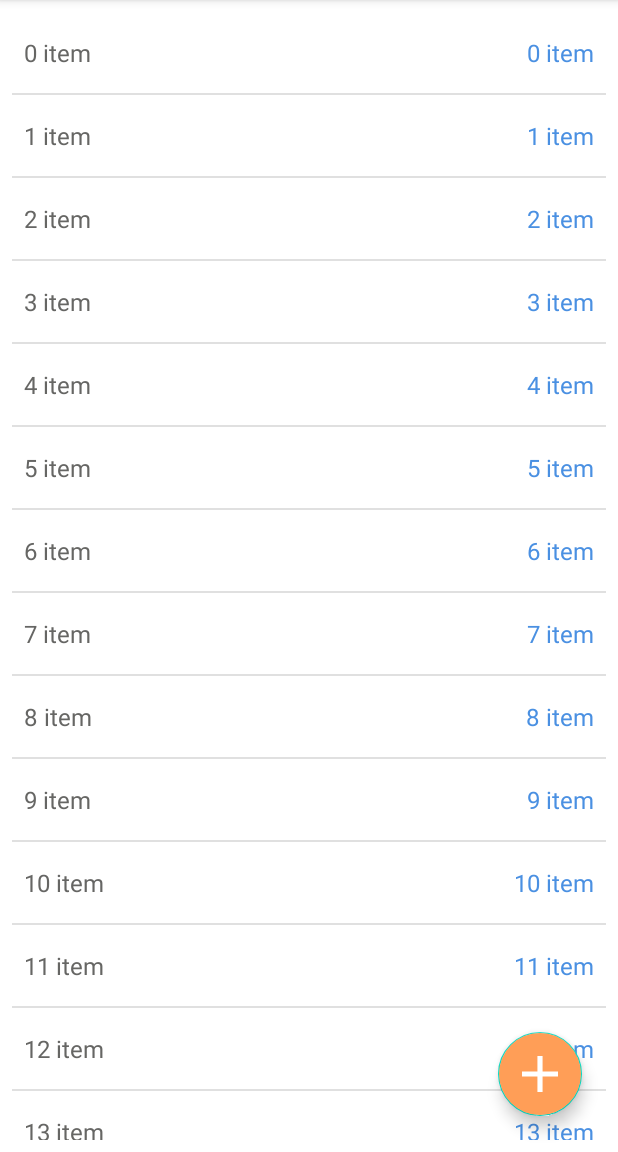
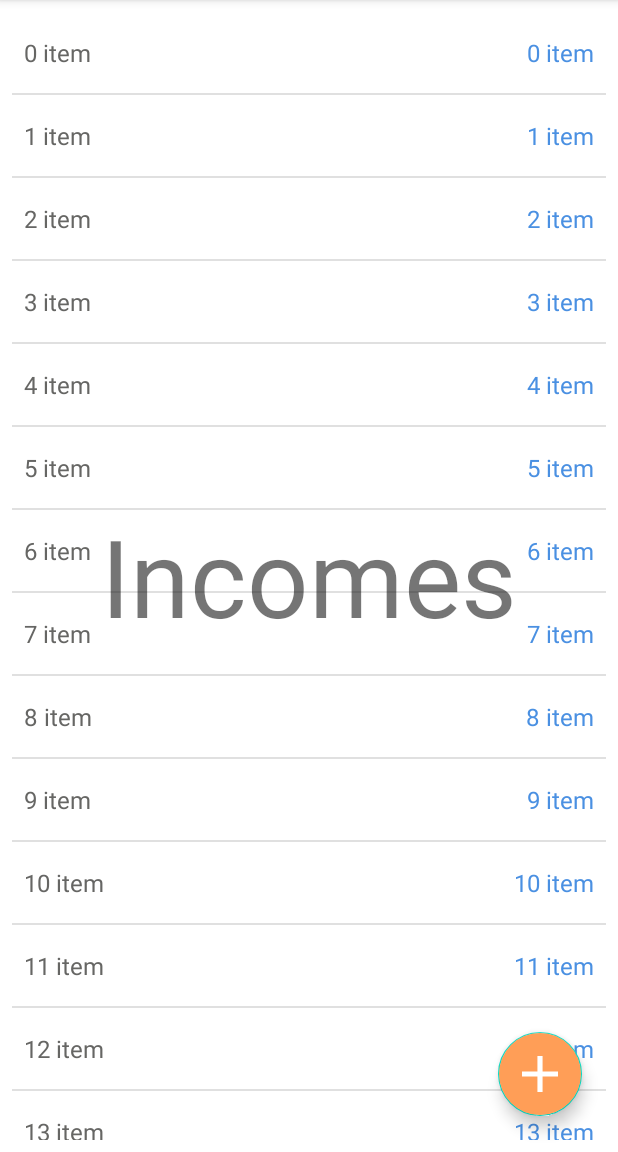
Before and after one commit to grusha4669/LoftSchoolAndroidRepository, an Android app: the MainActivity screen opened directly, with no data from a screen before it, on a phone screen of 412 x 824 dp, the part 84-1236 px from its top. Run offline under Robolectric (Android 15) with nearby library versions, the phone set to English and light mode, and no system bars.

Commit message:
fragment begun

```diff
--- /dev/null
+++ b/app/src/main/java/ru/pashaginas/myapplication/FragmentA.kt
@@ -0,0 +1,45 @@
+package ru.pashaginas.myapplication
+
+import android.os.Bundle
+import android.view.LayoutInflater
+import android.view.View
+import android.view.ViewGroup
+import androidx.fragment.app.Fragment
+import androidx.fragment.app.FragmentTransaction
+
+class FragmentA : Fragment() {
+    override fun onCreate(savedInstanceState: Bundle?) {
+        super.onCreate(savedInstanceState)
+
+    }
+
+    override fun onCreateView(
+        inflater: LayoutInflater,
+        container: ViewGroup?,
+        savedInstanceState: Bundle?
+    ): View? {
+        return inflater.inflate(R.layout.fragment_a, container, false)
+    }
+//    companion object {
+//        fun newInstance() = FragmentA()
+//    }
+
+    override fun onViewCreated(view: View, savedInstanceState: Bundle?) {
+        super.onViewCreated(view, savedInstanceState)
+    }
+
+    override fun onResume() {
+        super.onResume()
+    }
+
+    override fun onPause() {
+        super.onPause()
+    }
+
+    override fun onDestroyView() {
+        super.onDestroyView()
+    }
+    override fun onDestroy() {
+        super.onDestroy()
+    }
+}
--- /dev/null
+++ b/app/src/main/java/ru/pashaginas/myapplication/FragmentB.kt
@@ -0,0 +1,6 @@
+package ru.pashaginas.myapplication
+
+import androidx.fragment.app.Fragment
+
+class FragmentB : Fragment() {
+}
--- a/app/src/main/java/ru/pashaginas/myapplication/MainActivity.kt
+++ b/app/src/main/java/ru/pashaginas/myapplication/MainActivity.kt
@@ -2,8 +2,8 @@ package ru.pashaginas.myapplication
 
 import android.content.Intent
 import android.os.Bundle
-import android.text.TextWatcher
 import android.view.View
+import android.widget.Adapter
 import androidx.appcompat.app.AppCompatActivity
 import androidx.recyclerview.widget.DividerItemDecoration
 import androidx.recyclerview.widget.LinearLayoutManager
@@ -18,6 +18,11 @@ class MainActivity : AppCompatActivity() {
         super.onCreate(savedInstanceState)
         setContentView(R.layout.activity_main)
 
+        supportFragmentManager
+            .beginTransaction()
+            .replace(R.id.main_activity_id, FragmentA()) //??
+            .commit()
+
         fab = findViewById(R.id.fab)
         fab.setOnClickListener(fablistener)
 
@@ -26,19 +31,19 @@ class MainActivity : AppCompatActivity() {
             this,
             LinearLayoutManager.VERTICAL, false
         )
-        recyclerView.adapter = CustomRecyclerAdapter(fillList())
+        recyclerView.adapter = MoneyItemsAdapter(fillList())
 
         recyclerView.addItemDecoration(
             DividerItemDecoration(this, LinearLayoutManager.VERTICAL)
         )
         // divider added
-    }
+        }
 
     private fun fillList(): MutableList<String> {
         val data = mutableListOf<String>()
         (0..30).forEach { i -> data.add("$i item")}
-            //todo locale
-            return data
+        //todo locale
+        return data
         }
 
         private val fablistener = View.OnClickListener { view ->
--- a/app/src/main/java/ru/pashaginas/myapplication/CustomRecyclerAdapter.kt
+++ b/app/src/main/java/ru/pashaginas/myapplication/MoneyItemsAdapter.kt
@@ -6,21 +6,21 @@ import android.view.ViewGroup
 import android.widget.TextView
 import androidx.recyclerview.widget.RecyclerView
 
-class CustomRecyclerAdapter(private var names: MutableList<String>) : RecyclerView
-.Adapter<CustomRecyclerAdapter.MyViewHolder>() {
-    class MyViewHolder(itemView: View) : RecyclerView.ViewHolder(itemView) {
+class MoneyItemsAdapter(private var names: MutableList<String>) : RecyclerView
+.Adapter<MoneyItemsAdapter.MoneyViewHolder>() {
+    class MoneyViewHolder(itemView: View) : RecyclerView.ViewHolder(itemView) {
         val amount: TextView = itemView.findViewById(R.id.amount)
 //        val purpose: TextView = itemView.findViewById(R.id.purpose)
         val purpose: TextView = itemView.findViewById(R.id.purpose)
     }
 
-    override fun onCreateViewHolder(parent: ViewGroup, viewType: Int): MyViewHolder {
+    override fun onCreateViewHolder(parent: ViewGroup, viewType: Int): MoneyViewHolder {
         val itemView  = LayoutInflater.from(parent.context)
             .inflate(R.layout.recyclerview_item, parent, false)
-        return MyViewHolder(itemView)
+        return MoneyViewHolder(itemView)
     }
 
-    override fun onBindViewHolder(holder: MyViewHolder, position: Int) {
+    override fun onBindViewHolder(holder: MoneyViewHolder, position: Int) {
         holder.amount.text = names[position]
         holder.purpose.text = names[position]
     }
--- a/app/src/main/res/layout/activity_main.xml
+++ b/app/src/main/res/layout/activity_main.xml
@@ -1,5 +1,7 @@
 <?xml version="1.0" encoding="utf-8"?>
-<androidx.constraintlayout.widget.ConstraintLayout xmlns:android="http://schemas.android.com/apk/res/android"
+<androidx.constraintlayout.widget.ConstraintLayout
+    android:id="@+id/main_activity_id"
+    xmlns:android="http://schemas.android.com/apk/res/android"
     xmlns:app="http://schemas.android.com/apk/res-auto"
     xmlns:tools="http://schemas.android.com/tools"
     android:layout_width="match_parent"
--- /dev/null
+++ b/app/src/main/res/layout/fragment_a.xml
@@ -0,0 +1,15 @@
+<?xml version="1.0" encoding="utf-8"?>
+<FrameLayout xmlns:android="http://schemas.android.com/apk/res/android"
+    android:id="@+id/fragmenta"
+    android:layout_width="match_parent"
+    android:layout_height="match_parent">
+
+    <TextView
+        android:layout_width="wrap_content"
+        android:layout_height="wrap_content"
+        android:layout_gravity="center"
+        android:text="@string/fragment_a"
+        android:textSize="72sp" />
+
+
+</FrameLayout>
--- a/app/src/main/res/values/strings.xml
+++ b/app/src/main/res/values/strings.xml
@@ -6,5 +6,7 @@
     <string name="purpose">Purpose</string>
     <string name="auth_button">Log in</string>
     <string name="toast">Done</string>
+    <string name="fragment_a">Incomes</string>
+    <string name="fragment_b">Expenses</string>
 
 </resources>
```
Also changed, not shown: app/src/main/java/ru/pashaginas/myapplication/AddItemActivity.kt (+8 -0 lines), app/src/main/res/layout/fragment_b.xml (added, +16 -0 lines), 1 other file.
